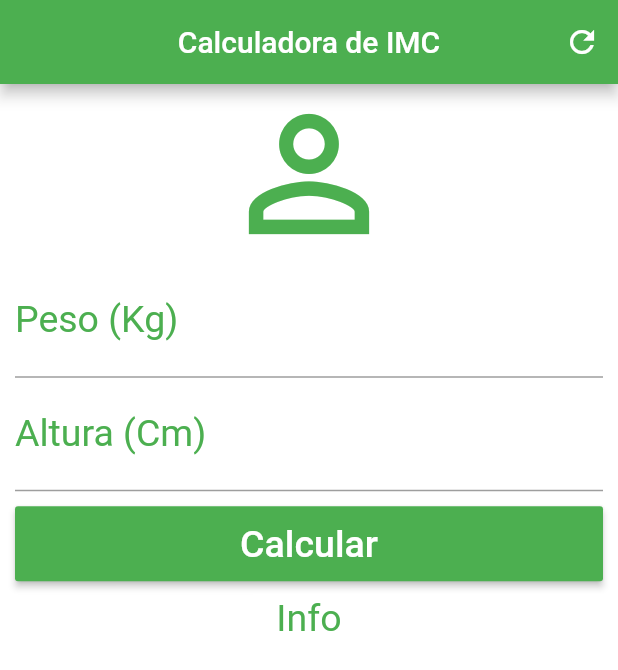
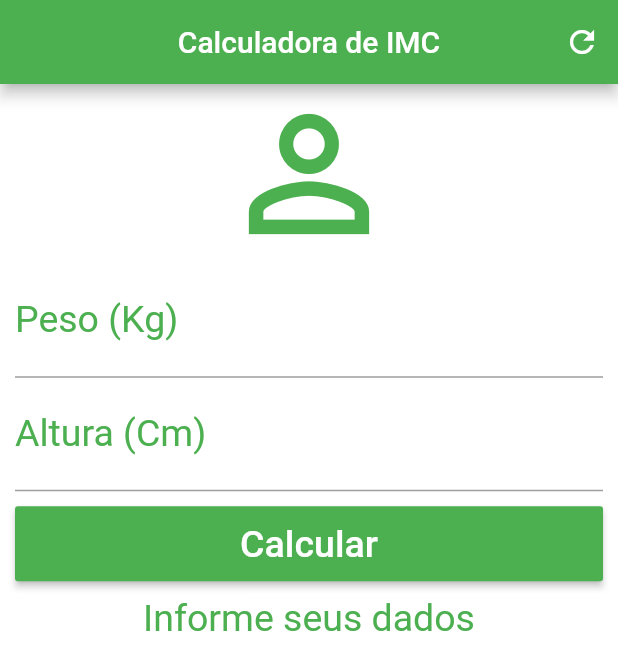
Before and after one commit to EliezerGino/calculadora_imc, a Flutter app: the screen it shows after launch, after a tap on "Calcular", on a phone screen of 412 x 824 dp. Shown: the top 670 px of the screen. Run offline on Flutter 3.47's test engine with Material 2 defaults, Android fonts, the phone set to English and light mode, and no system bars.

Commit message:
Controller e Cálculos

```diff
--- a/lib/main.dart
+++ b/lib/main.dart
@@ -13,6 +13,43 @@ class Home extends StatefulWidget {
 }
 
 class _HomeState extends State<Home> {
+
+  TextEditingController weightController = TextEditingController();
+  TextEditingController heightController = TextEditingController();
+
+  String _infoText = "Informe seus dados";
+
+  void _resetFields(){
+    weightController.text = "";
+    heightController.text = "";
+    _infoText = "Informe seus dados";
+  }
+
+  void _calculate (){
+    setState(() {
+      //pegar valores do input e tranforma o valores em double
+      double weight = double.parse(weightController.text);
+      double height = double.parse(heightController.text)/100;
+
+      double imc = weight/(height * height);
+
+      if(imc<18.06){
+        _infoText = "Abaixo do peso (${imc.toStringAsPrecision(4)})";
+      }else if(imc >=18.6 && imc < 24.9){
+        _infoText = "Peso Ideal (${imc.toStringAsPrecision(4)})";
+      }else if(imc >=24.9 && imc < 29.9){
+        _infoText = "Levemente acima do peso (${imc.toStringAsPrecision(4)})";
+      }else if(imc >=29.9 && imc < 34.9){
+        _infoText = "Obesidade Grau I (${imc.toStringAsPrecision(4)})";
+      }else if(imc >=34.9 && imc < 39.9){
+        _infoText = "Obesidade Grau II (${imc.toStringAsPrecision(4)})";
+      }else if(imc >= 40.0){
+        _infoText = "Obesidade Grau III (${imc.toStringAsPrecision(4)})";
+      }
+    });
+  }
+
+
   @override
   Widget build(BuildContext context) {
     return Scaffold(
@@ -22,7 +59,7 @@ class _HomeState extends State<Home> {
         backgroundColor: Colors.green,
         actions: <Widget>[
           IconButton(icon: Icon(Icons.refresh),
-          onPressed: (){},
+          onPressed: _resetFields,
           )
         ],
       ),
@@ -44,6 +81,7 @@ class _HomeState extends State<Home> {
                 color: Colors.green,
                 fontSize: 25.0,
               ),
+              controller: weightController,
             ),
             TextField(
               keyboardType: TextInputType.number,
@@ -56,19 +94,20 @@ class _HomeState extends State<Home> {
                 color: Colors.green,
                 fontSize: 25.0,
               ),
+              controller: heightController,
             ),
             Padding(
               padding: EdgeInsets.only(top: 10.0, bottom: 10.0),
               child: Container(
                 height: 50,
                 child: RaisedButton(
-                  onPressed: (){},
+                  onPressed: _calculate,
                   child: Text('Calcular', style: TextStyle(color: Colors.white, fontSize: 25.0),),
                   color: Colors.green,
                 ),
               ),
             ),
-            Text('Info', textAlign: TextAlign.center, style: TextStyle(color: Colors.green, fontSize: 25.0),),
+            Text(_infoText, textAlign: TextAlign.center, style: TextStyle(color: Colors.green, fontSize: 25.0),),
           ],
         ),
       ),
```
